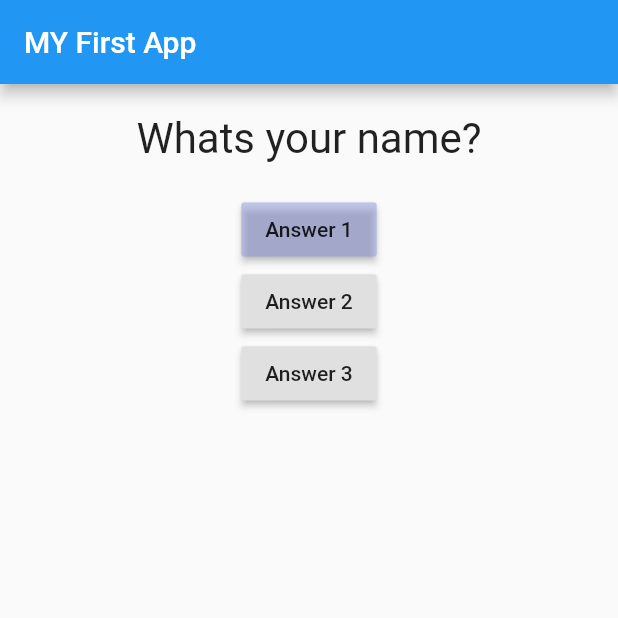
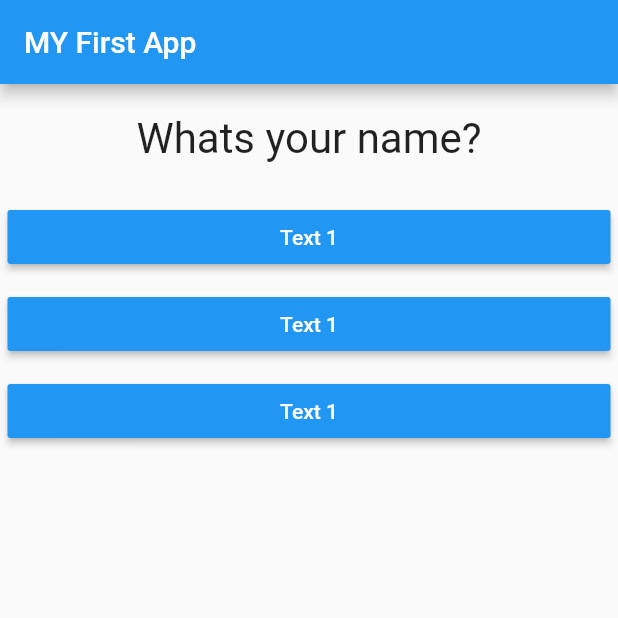
Before and after one commit to singhkunal2050/DemoFlutterApp, a Flutter app: the screen it shows after launch, on a phone screen of 412 x 824 dp, the top half of it. Run offline on Flutter 3.47's test engine with Material 2 defaults, Android fonts, the phone set to English and light mode, and no system bars; missing offline and left inert: dart:ffi.

Commit message:
answer widget created

```diff
--- /dev/null
+++ b/lib/Answer.dart
@@ -0,0 +1,20 @@
+import 'package:flutter/material.dart';
+
+class Answer extends StatelessWidget {
+  final Function selectHandler; // pointer to a function
+  Answer(this.selectHandler); // constrcutor
+
+  @override
+  Widget build(BuildContext context) {
+    return Container(
+      margin: EdgeInsets.all(5),
+      width: double.infinity,
+      child: RaisedButton(
+        textColor: Colors.white,
+        child: Text('Text 1'),
+        onPressed: selectHandler,
+        color: Colors.blue,
+      ),
+    );
+  }
+}
--- a/lib/Question.dart
+++ b/lib/Question.dart
@@ -1,5 +1,4 @@
 import 'dart:ffi';
-
 import 'package:flutter/material.dart';
 
 class Question extends StatelessWidget {
--- a/lib/main.dart
+++ b/lib/main.dart
@@ -1,5 +1,8 @@
 import 'package:flutter/material.dart';
+import 'package:myApp/Answer.dart';
+
 import './Question.dart';
+import './Answer.dart';
 
 void main() {
   runApp(_MyApp());
@@ -27,7 +30,7 @@ class _MyApp extends StatefulWidget {
 class _MyAppState extends State<_MyApp> {
   var _qIndex = 0;
 
-  void answerQuestion() {
+  void _answerQuestion() {
     setState(() {
       _qIndex = (_qIndex + 1) % 3;
     });
@@ -50,23 +53,9 @@ class _MyAppState extends State<_MyApp> {
         body: Column(
           children: [
             Question(questions[_qIndex]),
-            RaisedButton(
-              child: Text('Answer 1'),
-              onPressed: answerQuestion,
-              color: Color.fromRGBO(144, 155, 222, .5),
-            ),
-            RaisedButton(
-              child: Text('Answer 2'),
-              onPressed: () =>
-                  print('Answer 2 chosen'), // for single line funct
-            ),
-            RaisedButton(
-              child: Text('Answer 3'),
-              onPressed: () {
-                ///body                                             // anon funct
-                print('Answer 3 chosen');
-              },
-            ),
+            Answer(_answerQuestion),
+            Answer(_answerQuestion),
+            Answer(_answerQuestion),
           ],
         ),
       ),
```
